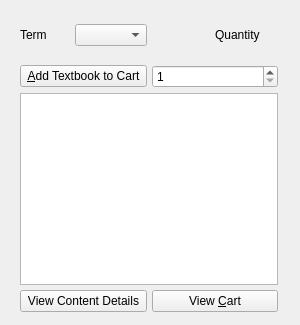
Qt form D4_TeamJava/cuTPS_gui/StudentShopView.ui (AnkushVarshneya/CUTPS) before a commit.
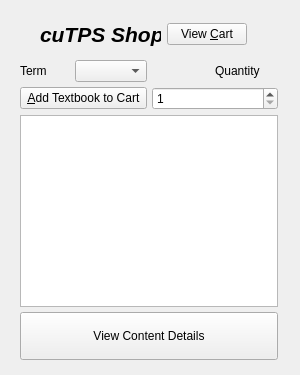
The same form after that commit.

Commit message: removed old checkout widget files and from profile

```diff
--- a/D4_TeamJava/cuTPS_gui/StudentShopView.ui
+++ b/D4_TeamJava/cuTPS_gui/StudentShopView.ui
@@ -7,25 +7,25 @@
     <x>0</x>
     <y>0</y>
     <width>300</width>
-    <height>325</height>
+    <height>375</height>
    </rect>
   </property>
   <property name="sizePolicy">
    <sizepolicy hsizetype="Fixed" vsizetype="Fixed">
-    <horstretch>0</horstretch>
-    <verstretch>0</verstretch>
+    <horstretch>1</horstretch>
+    <verstretch>1</verstretch>
    </sizepolicy>
   </property>
   <property name="minimumSize">
    <size>
     <width>300</width>
-    <height>325</height>
+    <height>375</height>
    </size>
   </property>
   <property name="maximumSize">
    <size>
     <width>300</width>
-    <height>325</height>
+    <height>375</height>
    </size>
   </property>
   <property name="windowTitle">
@@ -35,9 +35,9 @@
    <property name="geometry">
     <rect>
      <x>20</x>
-     <y>10</y>
+     <y>60</y>
      <width>258</width>
-     <height>302</height>
+     <height>300</height>
     </rect>
    </property>
    <layout class="QVBoxLayout" name="verticalLayout_2" stretch="1,1,1">
@@ -141,11 +141,11 @@
      </widget>
     </item>
     <item>
-     <layout class="QHBoxLayout" name="horizontalLayout" stretch="1,1">
+     <layout class="QHBoxLayout" name="horizontalLayout" stretch="1">
       <item>
        <widget class="QPushButton" name="viewDetailsOption">
         <property name="sizePolicy">
-         <sizepolicy hsizetype="Preferred" vsizetype="Fixed">
+         <sizepolicy hsizetype="Preferred" vsizetype="Preferred">
           <horstretch>0</horstretch>
           <verstretch>0</verstretch>
          </sizepolicy>
@@ -155,6 +155,35 @@
         </property>
        </widget>
       </item>
+     </layout>
+    </item>
+   </layout>
+  </widget>
+  <widget class="QWidget" name="">
+   <property name="geometry">
+    <rect>
+     <x>40</x>
+     <y>20</y>
+     <width>207</width>
+     <height>29</height>
+    </rect>
+   </property>
+   <layout class="QHBoxLayout" name="horizontalLayout_6">
+    <item>
+     <widget class="QLabel" name="shopLabel">
+      <property name="font">
+       <font>
+        <pointsize>16</pointsize>
+        <weight>75</weight>
+        <italic>true</italic>
+        <bold>true</bold>
+       </font>
+      </property>
+      <property name="text">
+       <string>cuTPS Shop</string>
+      </property>
+     </widget>
+    </item>
       <item>
        <widget class="QPushButton" name="viewShoppingCartOption">
         <property name="sizePolicy">
@@ -169,8 +198,6 @@
        </widget>
       </item>
      </layout>
-    </item>
-   </layout>
   </widget>
   <zorder>verticalLayoutWidget</zorder>
   <zorder>horizontalLayoutWidget</zorder>
```
Left out of the diff: 3 changed lines with no effect on the pictures. Lines whose indentation alone changed are shown as unchanged. The commit also changes 6 other files.
